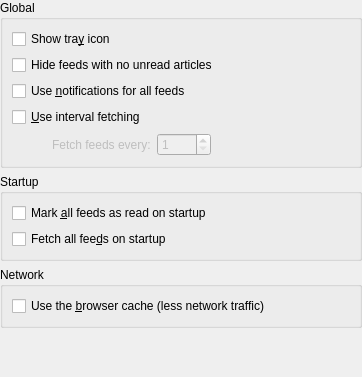
The window that configuration/ui/settings_general.ui (KDE/akregator) describes before a commit, drawn with Qt 5.
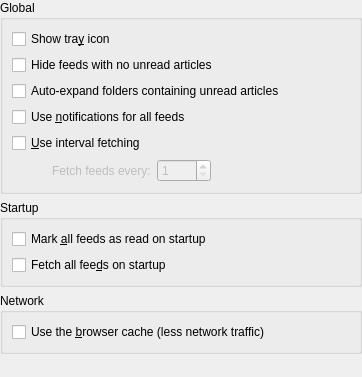
The same window after the commit. Custom widgets are drawn as their Qt base class.

Commit message: Added Auto-Expand Folder On Unread option

The edit to the form file:
```diff
--- a/configuration/ui/settings_general.ui
+++ b/configuration/ui/settings_general.ui
@@ -44,6 +44,13 @@
         </property>
        </widget>
       </item>
+      <item>
+       <widget class="QCheckBox" name="kcfg_AutoExpandFolders">
+        <property name="text">
+         <string>Auto-expand folders containing unread articles</string>
+        </property>
+       </widget>
+      </item>
       <item>
        <widget class="QCheckBox" name="kcfg_UseNotifications">
         <property name="toolTip">
```
The commit also changes 7 other files.
